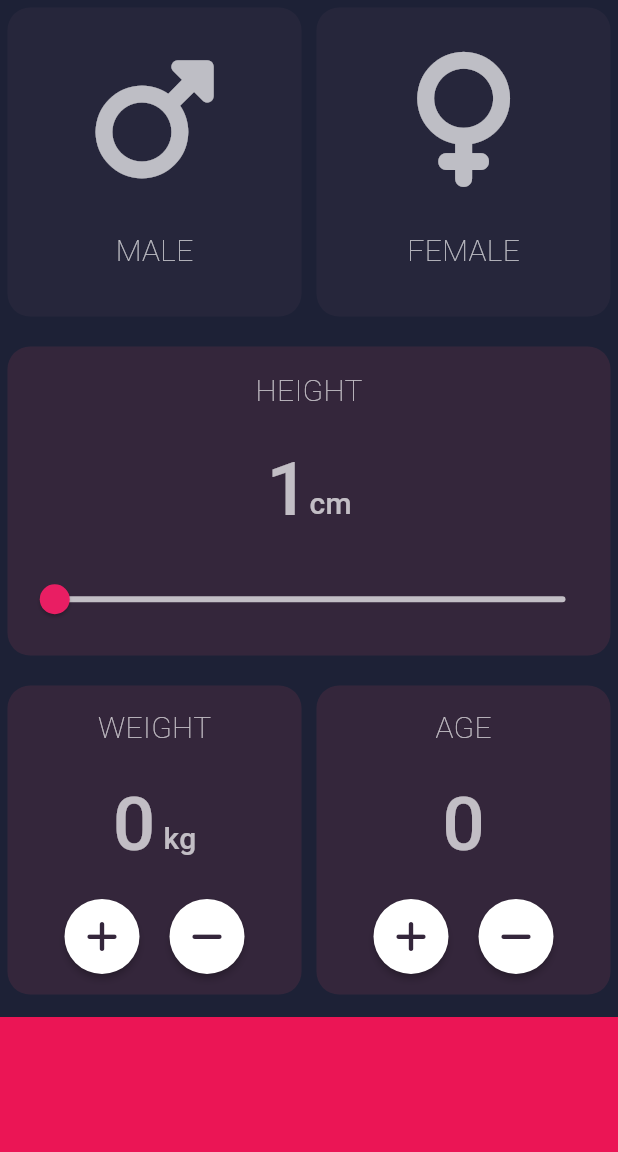
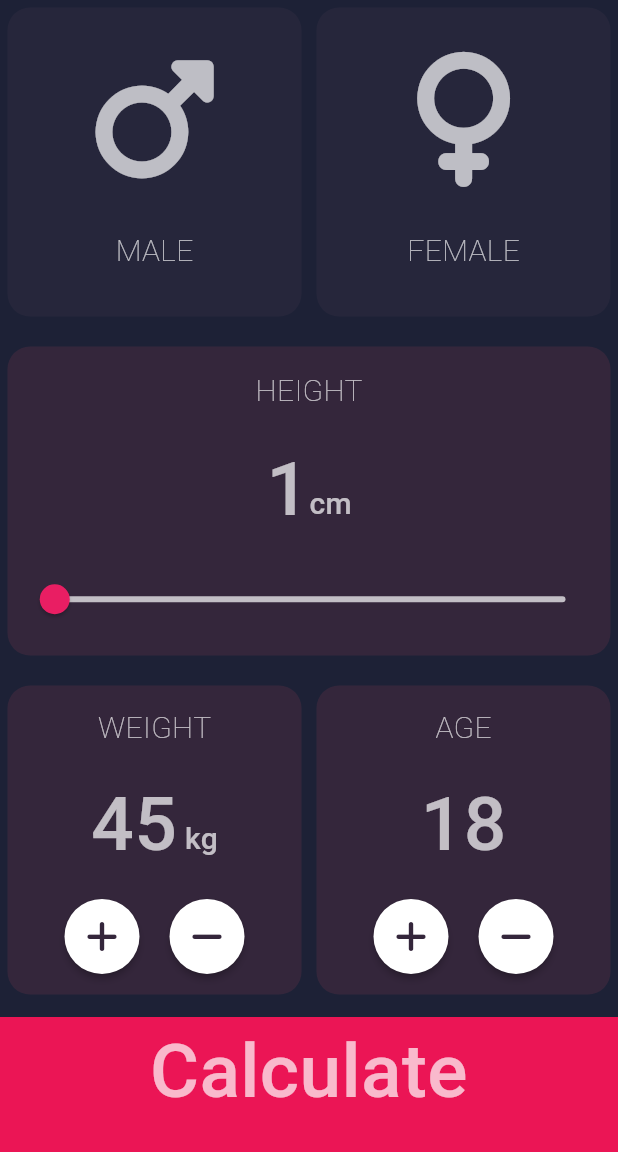
Before and after one commit to Kriptos23/bmi_calc, a Flutter app: the screen it shows after launch, on a phone screen of 412 x 824 dp, the part 84-1236 px from its top. Run offline on Flutter 3.47's test engine with Material 3 defaults, Android fonts, the phone set to English and light mode, and no system bars; our stand-ins replace font_awesome_flutter.

Commit message:
almost here, but the functionality is in the flutter code, in the Flutter course it is shown that we need to create a dart class only to have a functionality, which I am going to do now

```diff
--- /dev/null
+++ b/lib/components/bottom_button.dart
@@ -0,0 +1,24 @@
+import 'package:flutter/material.dart';
+import '../screens/results.dart';
+import '../components/constants.dart';
+
+class bottomButton extends StatelessWidget {
+  String? text;
+  final void Function()? nextScreen;
+
+  bottomButton({this.text, required this.nextScreen});
+
+  @override
+  Widget build(BuildContext context) {
+    return GestureDetector(
+      child: Container(
+        width: double.infinity,
+        height: 90,
+        color: Color(kLowerContainer),
+        margin: EdgeInsets.only(top: 15),
+      child: Text(text??"default button", style: kNumberStyle, textAlign:
+      TextAlign.center,)),
+      onTap: nextScreen,
+    );
+  }
+}
--- a/lib/constants.dart
+++ b/lib/components/constants.dart
@@ -1,4 +1,5 @@
 import 'package:flutter/material.dart';
+
 
 const TextStyle kTextGender = TextStyle(fontSize: 20, color: Colors.white70,
     fontWeight: FontWeight.w100);
@@ -11,27 +12,10 @@ int kLowerContainer = 0xFFEB1555;
 
 double kSliderValue = 1;
 
-int weight = 0;
 
-int age = 0;
+int weight = 45;
+
+int age = 18;
 
 TextStyle kNumberStyle = TextStyle(fontSize: 50, color: Colors.white70,
     fontWeight: FontWeight.w500);
-
-class roundIcon extends StatelessWidget {
-  final IconData? iconG;
-
-  final void Function()? onTap;
-
-  roundIcon({this.iconG, this.onTap});
-
-  Widget build(BuildContext context) {
-    return RawMaterialButton(
-      onPressed: onTap,
-      shape: CircleBorder(),
-      fillColor: Colors.white,
-      constraints: BoxConstraints(minHeight: 50, minWidth: 50),
-      child: Icon(iconG, color: Color(0xFF34263B)),
-    );
-  }
-}
--- /dev/null
+++ b/lib/components/round_icon.dart
@@ -0,0 +1,19 @@
+import 'package:flutter/material.dart';
+
+class roundIcon extends StatelessWidget {
+  final IconData? iconG;
+
+  final void Function()? onTap;
+
+  roundIcon({this.iconG, this.onTap});
+
+  Widget build(BuildContext context) {
+    return RawMaterialButton(
+      onPressed: onTap,
+      shape: CircleBorder(),
+      fillColor: Colors.white,
+      constraints: BoxConstraints(minHeight: 50, minWidth: 50),
+      child: Icon(iconG, color: Color(0xFF34263B)),
+    );
+  }
+}
--- a/lib/main.dart
+++ b/lib/main.dart
@@ -1,6 +1,6 @@
 import 'package:flutter/material.dart';
-import 'input_page.dart';
-import 'constants.dart';
+import 'screens/input_page.dart';
+import 'components/constants.dart';
 
 void main() => runApp(BMICalculator());
 
--- a/lib/input_page.dart
+++ b/lib/screens/input_page.dart
@@ -1,9 +1,11 @@
+import 'package:bmi_calc/screens/results.dart';
 import 'package:flutter/material.dart';
-import 'containers.dart';
-import 'icon_widget.dart';
+import '../components/containers.dart';
+import '../components/icon_widget.dart';
 import 'package:font_awesome_flutter/font_awesome_flutter.dart';
-import 'constants.dart';
-import 'results.dart';
+import '../components/constants.dart';
+import '../components/round_icon.dart';
+import '../components/bottom_button.dart';
 
 Color maleContainerColor = kPassiveContainer;
 Color femaleContainerColor = kPassiveContainer;
@@ -204,7 +206,7 @@ class _InputPageState extends State<InputPage> {
                                     iconG: FontAwesomeIcons.plus,
                                     onTap: () {
                                       setState(() {
-                                        (age <= 362) ? age++ : null;
+                                        (age <= 111) ? age++ : null;
                                       });
                                     }),
                                 SizedBox(
@@ -221,15 +223,12 @@ class _InputPageState extends State<InputPage> {
                         ],
                       )))
             ])),
-            GestureDetector(
-              child: Container(
-                  width: double.infinity,
-                  height: 90,
-                  color: Color(kLowerContainer),
-                  margin: EdgeInsets.only(top: 15),),
-              onTap: (){
-                Navigator.push(context, MaterialPageRoute(builder: (context)
-                =>Results()));
+            bottomButton(
+              text: 'Calculate',
+              nextScreen: () {
+                Navigator.push(context,
+                    MaterialPageRoute(builder: (context) => Results()));
+                ibm = calculate();
               },
             )
           ],
@@ -237,8 +236,18 @@ class _InputPageState extends State<InputPage> {
       ),
     );
   }
+
+
+  double calculate() {
+    double ibm = 0;
+    setState(() {
+      ibm = ((weight / (kSliderValue * kSliderValue)) * 10000);
+    });
+    return ibm;
+  }
 }
 
+ double ibm = 0;
 
 
 // int currentContainerMale = passiveContainer;
```
Also changed, not shown: lib/results.dart (deleted, +0 -32 lines), lib/screens/results.dart (added, +82 -0 lines), lib/components/containers.dart (renamed from lib/containers.dart), lib/components/icon_widget.dart (renamed from lib/icon_widget.dart).
